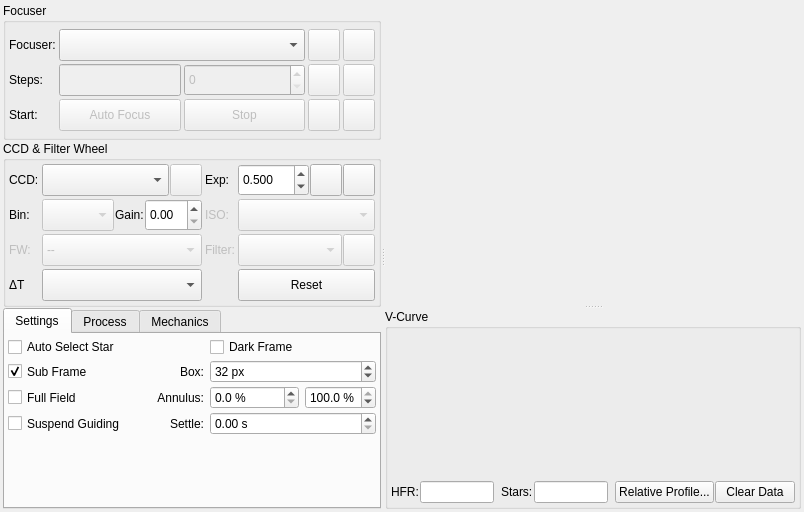
Above: kstars/ekos/focus/focus.ui from KDE/kstars before the change. Below: the same form after it.
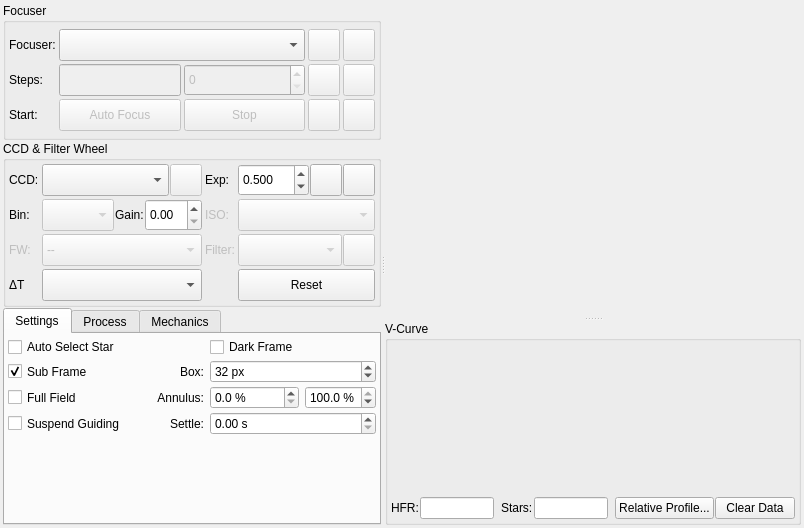
That is the form after the change. Icons and pictures are not drawn. Custom widgets are drawn as their Qt base class.

```diff
--- a/kstars/ekos/focus/focus.ui
+++ b/kstars/ekos/focus/focus.ui
@@ -7,7 +7,7 @@
     <x>0</x>
     <y>0</y>
     <width>804</width>
-    <height>512</height>
+    <height>528</height>
    </rect>
   </property>
   <layout class="QVBoxLayout" name="verticalLayout">
```
Left out of the diff: 6 changed lines with no effect on the pictures.
